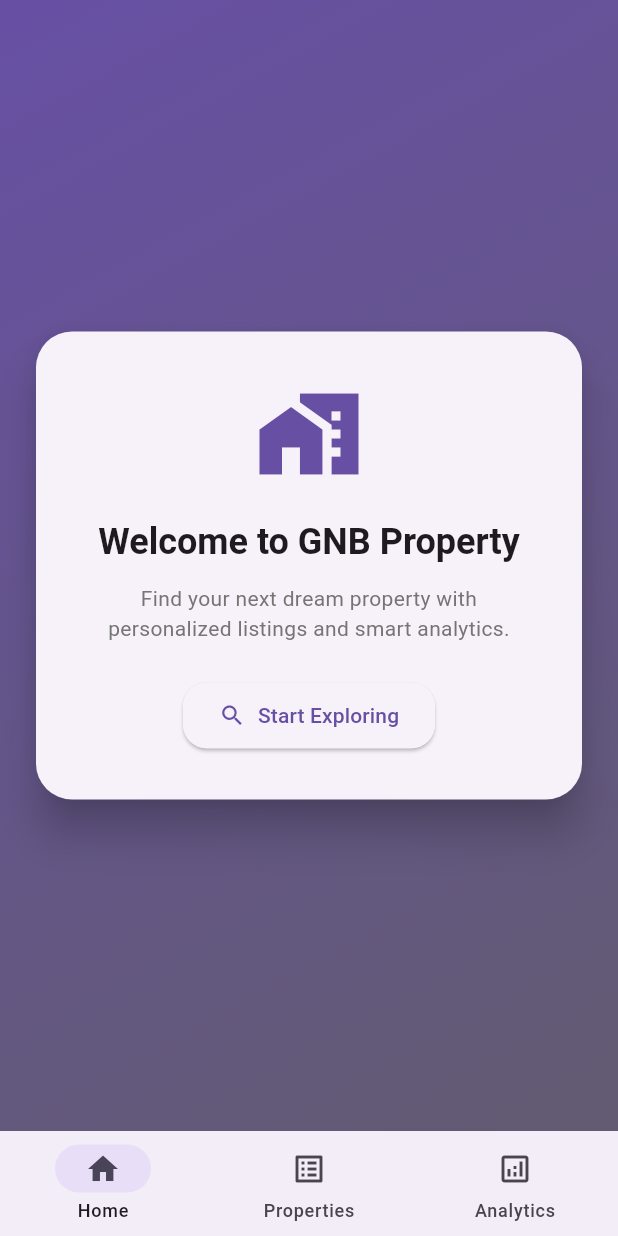
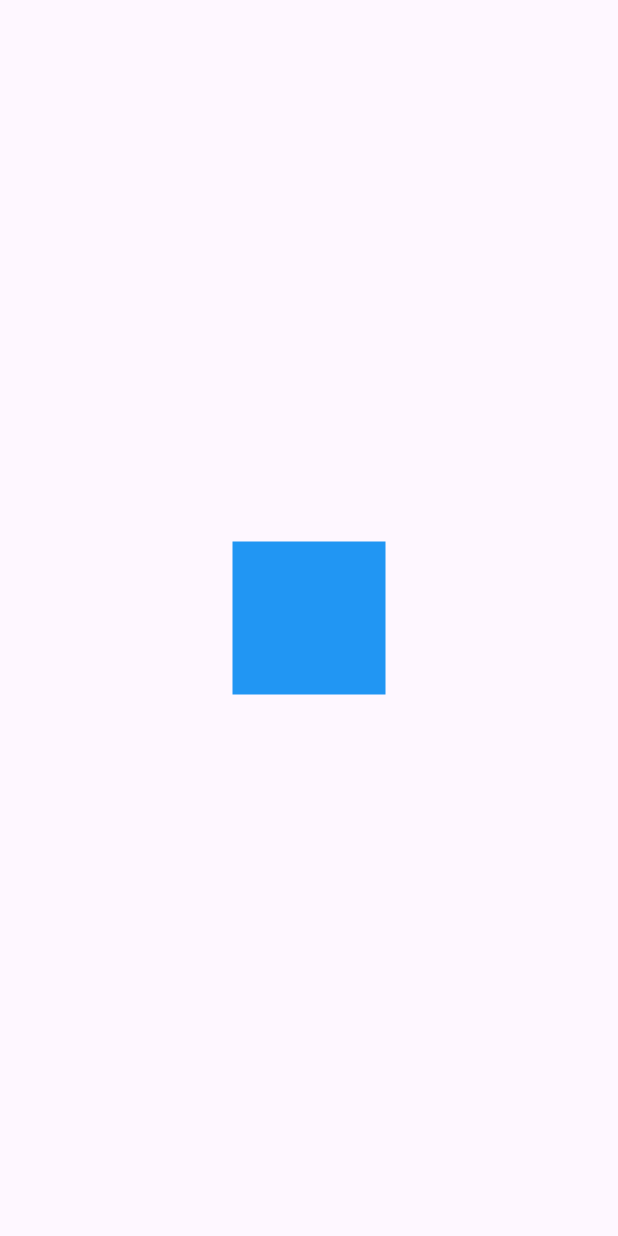
Before and after one commit to ShanjeevEswaramoorthy/gnb_flutter_task, a Flutter app: the screen it shows after launch, on a phone screen of 412 x 824 dp. Run offline on Flutter 3.47's test engine with Material 3 defaults, Android fonts, the phone set to English and light mode, and no system bars; our stand-ins replace dio, firebase_core, firebase_messaging, fl_chart, flutter_bloc, flutter_local_notifications and 2 more; accounts and stored records are empty.

Commit message:
animation

```diff
--- a/lib/main.dart
+++ b/lib/main.dart
@@ -4,6 +4,7 @@ import 'package:flutter/material.dart';
 import 'package:flutter_bloc/flutter_bloc.dart';
 import 'package:gnb_flutter_task/firebase_options.dart';
 import 'package:gnb_flutter_task/utils/firebase_utils.dart';
+import 'package:gnb_flutter_task/views/custom_animation.dart';
 import 'package:gnb_flutter_task/views/home_view.dart';
 import 'package:gnb_flutter_task/views/notification_service.dart';
 
@@ -46,7 +47,8 @@ class _MyAppState extends State<MyApp> {
       title: 'GNB Flutter Task',
       navigatorKey: navigatorKey,
       routes: {
-        '/': (context) => HomeScreen(),
+        '/': (context) => MyAnimatedWidget(),
+        //  HomeScreen(),
         '/properties': (context) => const PropertyListingView(),
       },
       initialRoute: '/',
--- /dev/null
+++ b/lib/views/custom_animation.dart
@@ -0,0 +1,55 @@
+import 'package:flutter/material.dart';
+
+class MyAnimatedWidget extends StatefulWidget {
+  const MyAnimatedWidget({super.key});
+
+  @override
+  _MyAnimatedWidgetState createState() => _MyAnimatedWidgetState();
+}
+
+class _MyAnimatedWidgetState extends State<MyAnimatedWidget>
+    with SingleTickerProviderStateMixin {
+  late AnimationController _controller;
+  late Animation<double> _sizeAnimation;
+
+  @override
+  void initState() {
+    super.initState();
+
+    _controller = AnimationController(
+      vsync: this,
+      duration: Duration(seconds: 2),
+    );
+
+    _sizeAnimation = Tween<double>(
+      begin: 100,
+      end: 200,
+    ).animate(CurvedAnimation(parent: _controller, curve: Curves.easeInOut));
+
+    _controller.repeat(reverse: true); // repeat animation
+  }
+
+  @override
+  void dispose() {
+    _controller.dispose(); // clean up
+    super.dispose();
+  }
+
+  @override
+  Widget build(BuildContext context) {
+    return Scaffold(
+      body: Center(
+        child: AnimatedBuilder(
+          animation: _sizeAnimation,
+          builder: (context, child) {
+            return Container(
+              width: _sizeAnimation.value,
+              height: _sizeAnimation.value,
+              color: Colors.blue,
+            );
+          },
+        ),
+      ),
+    );
+  }
+}
--- a/lib/views/property_listing_view.dart
+++ b/lib/views/property_listing_view.dart
@@ -60,7 +60,6 @@ class _PropertyListingViewState extends State<PropertyListingView> {
   }
 
   void _applyFilters(Map<String, dynamic> filters) {
-    _filters.clear();
     _filters.addAll(filters);
     _currentPage = 1;
     context.read<PropertyBloc>().add(ApplyFilters(filters));
```
